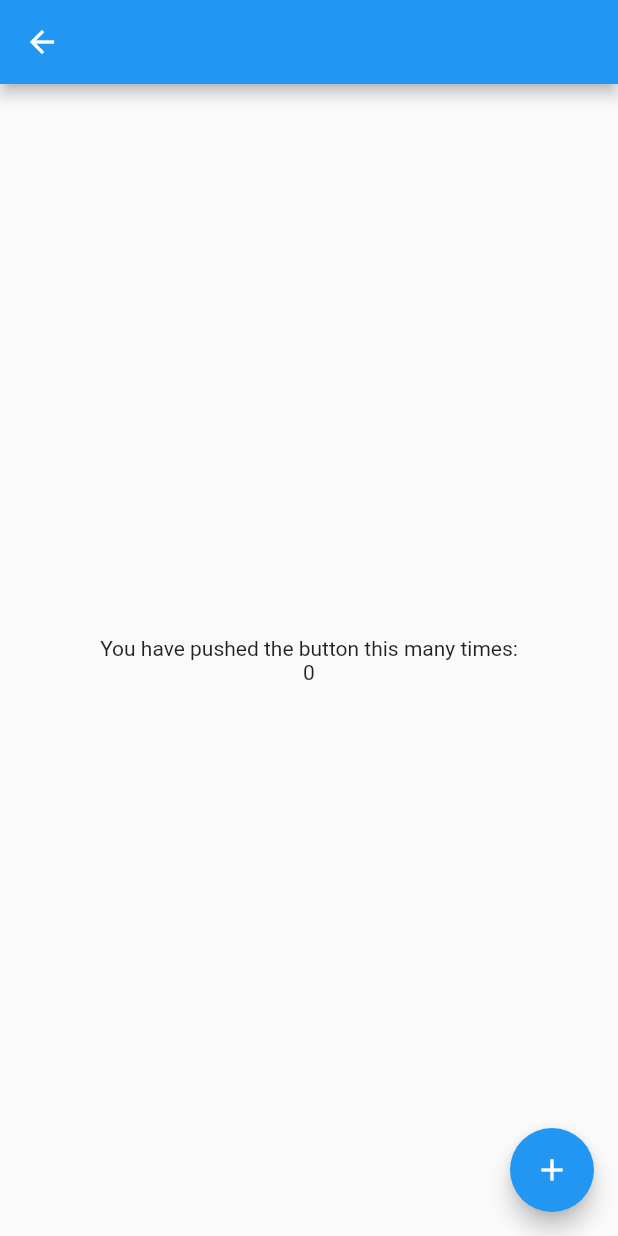
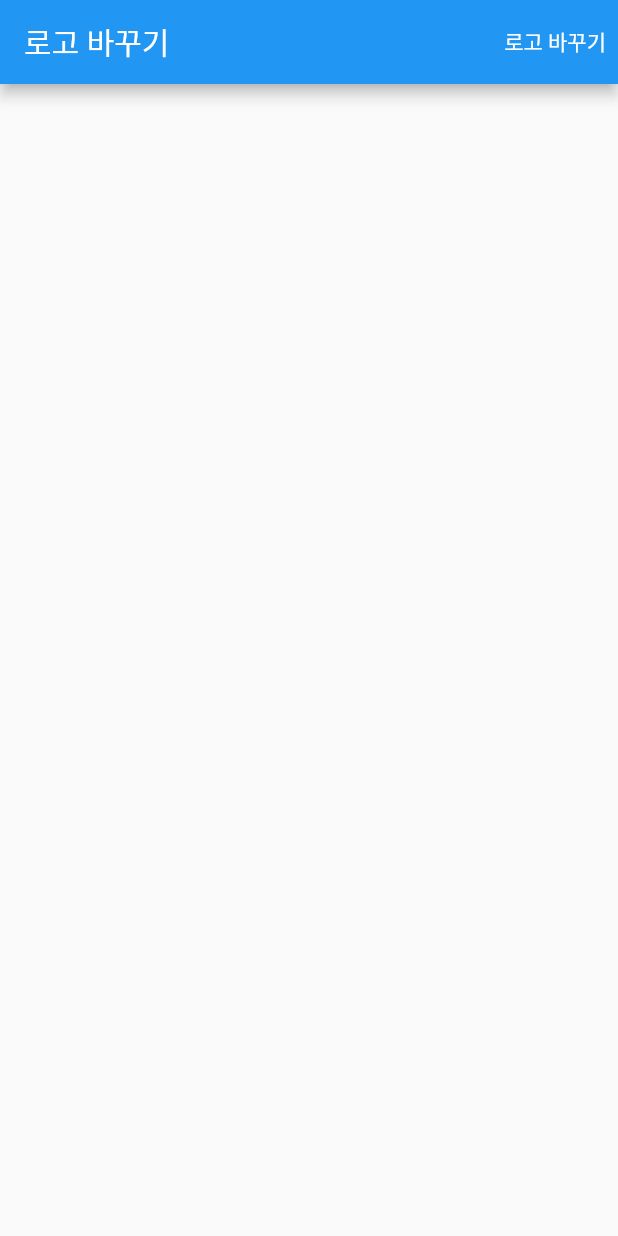
Before and after one commit to reumii/first_flutter_app, a Flutter app: the MyHomePage screen opened directly, on a phone screen of 412 x 824 dp. Run offline on Flutter 3.47's test engine with Material 2 defaults, Android fonts, the phone set to English and light mode, and no system bars; our stand-ins replace dio, shared_preferences; accounts and stored records are empty.

```diff
--- a/lib/main.dart
+++ b/lib/main.dart
@@ -24,7 +24,7 @@ class MyApp extends StatelessWidget {
       theme: ThemeData(
         primarySwatch: Colors.blue,
       ),
-      home: FileApp(),
+      home: MyHomePage(),
     );
   }
 }
@@ -307,26 +307,21 @@ class _MyHomePageState extends State<MyHomePage> {
   Widget build(BuildContext context) {
     return Scaffold(
       appBar: AppBar(
-        title: Text(''),
+        title: Text('로고 바꾸기'),
+        actions:<Widget>[
+          TextButton(
+            onPressed: (){
+              Navigator.of(context).push(MaterialPageRoute(builder: (context)=> LargeFileMain()));
+            },
+            child:Text(
+              '로고 바꾸기',
+              style: TextStyle(color : Colors.white),
+            ),
+          ),
+
+        ]
       ),
-      body: Center(
-        child: Column(
-          mainAxisAlignment: MainAxisAlignment.center,
-          children: <Widget>[
-            Text(
-              'You have pushed the button this many times:',
-            ),
-            Text(
-              '$_counter'
-            ),
-          ],
-        ),
-      ),
-      floatingActionButton: FloatingActionButton(
-        onPressed: _incrementCounter,
-        tooltip: 'Increment',
-        child: Icon(Icons.add),
-      ),
+      body:Container(),
     );
   }
 
```
Also changed, not shown: lib/fileApp.dart (+33 -8 lines), lib/introPage.dart (added, +32 -0 lines).
